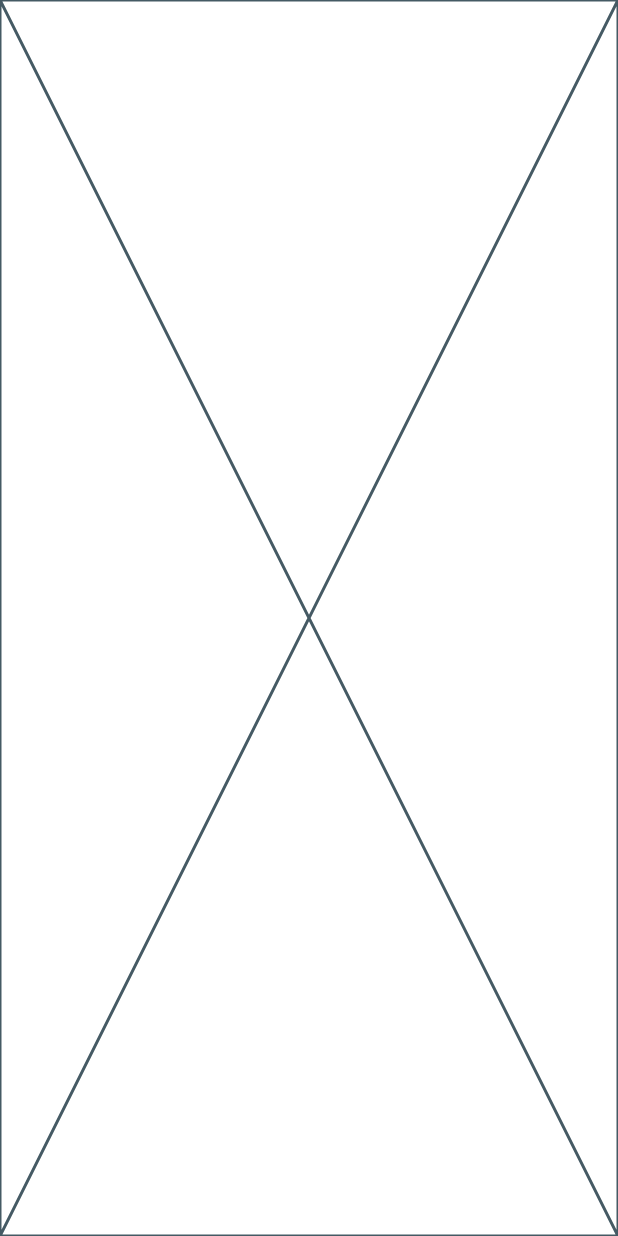
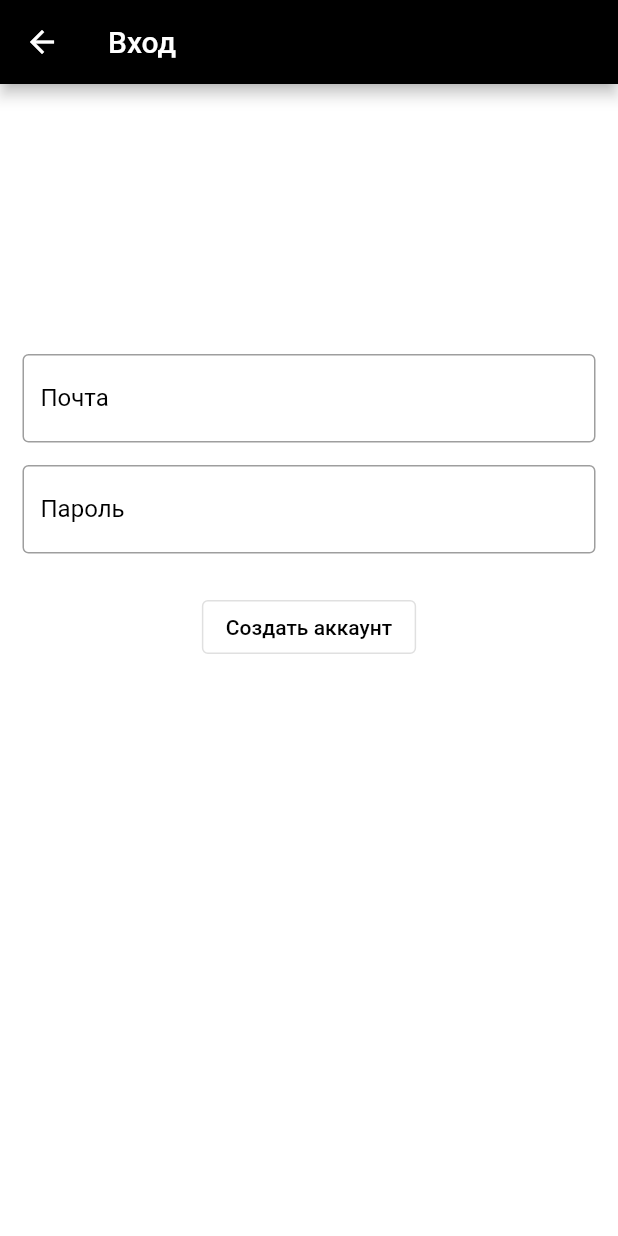
Before and after one commit to SoulNaturalist/StepUp, a Flutter app: the screen it shows after launch, after a tap on "Авторизация", on a phone screen of 412 x 824 dp. Run offline on Flutter 3.47's test engine with Material 2 defaults, Android fonts, the light colour scheme and no system bars.

Commit message:
fixed some bugs and unexpected behavior

```diff
--- a/lib/main.dart
+++ b/lib/main.dart
@@ -21,7 +21,7 @@ class MyApp extends StatelessWidget {
       initialRoute: '/',
       routes: {
         '/': (BuildContext context) => const WelcomePage(),
-        '/register': (BuildContext context) => RegisterPage(),
+        '/register': (BuildContext context) => const RegisterPage(),
         '/login': (BuildContext context) => const LoginPage(),
         '/confirm_email': (BuildContext context) => const ConfirmEmail(),
         '/stats': (BuildContext context) => const StatsPage()
--- a/lib/widgets/pages/login.dart
+++ b/lib/widgets/pages/login.dart
@@ -1,10 +1,110 @@
 import 'package:flutter/material.dart';
 
-class LoginPage extends StatelessWidget {
-  const LoginPage({super.key});
+class LoginPage extends StatefulWidget {
+  const LoginPage({Key? key});
+
+  @override
+  _LoginPage createState() => _LoginPage();
+}
+
+class _LoginPage extends State<LoginPage> {
+  final TextEditingController emailController = TextEditingController();
+  final TextEditingController passwordController = TextEditingController();
+  bool isValidEmail = true;
+  bool isValidPassword = true;
 
   @override
   Widget build(BuildContext context) {
-    return const Placeholder();
+    return Scaffold(
+      backgroundColor: Colors.white,
+      appBar: AppBar(
+        title: const Text("Вход"),
+        leading: IconButton(
+          icon: const Icon(Icons.arrow_back),
+          onPressed: () {
+            Navigator.pushNamed(context, '/');
+          },
+          tooltip: 'Вернуться назад',
+        ),
+        backgroundColor: Colors.black,
+      ),
+      body: ListView(
+        children: <Widget>[
+          Column(
+            children: <Widget>[
+              Padding(
+                padding: const EdgeInsets.only(top: 180, left: 15.0, right: 15.0),
+                child: TextField(
+                  controller: emailController,
+                  onChanged: (value) {
+                    setState(() {
+                      isValidEmail = true;
+                    });
+                  },
+                  decoration: InputDecoration(
+                    border: const OutlineInputBorder(),
+                    focusedBorder: const OutlineInputBorder(
+                      borderSide: BorderSide(width: 1, color: Colors.black),
+                    ),
+                    labelText: isValidEmail ? 'Почта' : 'Неверная электронная почта',
+                    labelStyle: const TextStyle(color: Colors.black),
+                    hintText: 'Введите электронную почту',
+                  ),
+                ),
+              ),
+              Padding(
+                padding: const EdgeInsets.only(left: 15.0, right: 15.0, top: 15),
+                child: TextField(
+                  obscureText: true,
+                  controller: passwordController,
+                  onChanged: (value) {
+                    setState(() {
+                      isValidPassword = true;
+                    });
+                  },
+                  decoration: InputDecoration(
+                    border: const OutlineInputBorder(),
+                    focusedBorder: const OutlineInputBorder(
+                      borderSide: BorderSide(width: 1, color: Colors.black),
+                    ),
+                    labelText: isValidPassword ? 'Пароль' : 'Слишком короткий пароль',
+                    labelStyle: const TextStyle(color: Colors.black),
+                    hintText: 'Введите пароль',
+                  ),
+                ),
+              ),
+              Padding(
+                padding: const EdgeInsets.only(top: 25),
+                child: OutlinedButton(
+                  onPressed: () {
+                    final bool emailValid = RegExp(r"^[a-zA-Z0-9.a-zA-Z0-9.!#$%&'*+-/=?^_`{|}~]+@[a-zA-Z0-9]+\.[a-zA-Z]+")
+                        .hasMatch(emailController.text);
+                    if (!emailValid) {
+                      setState(() {
+                        isValidEmail = false;
+                      });
+                    }
+                    if (passwordController.text.length < 8) {
+                      setState(() {
+                        isValidPassword = false;
+                      });
+                    }
+                    if (isValidEmail && isValidPassword) {
+                      // var url = Uri.https('backend/register');
+                      // var response = http.post(url, body: {'email': emailController.text, 'password': passwordController.text});
+                      Navigator.pushNamed(context, '/stats');
+                    }
+                  },
+                  style: OutlinedButton.styleFrom(
+                    foregroundColor: Colors.black,
+                  ),
+                  child: const Text('Создать аккаунт'),
+                ),
+              ),
+            ],
+          ),
+        ],
+      ),
+    );
   }
 }
```
Also changed, not shown: lib/widgets/pages/register.dart (+25 -13 lines).
